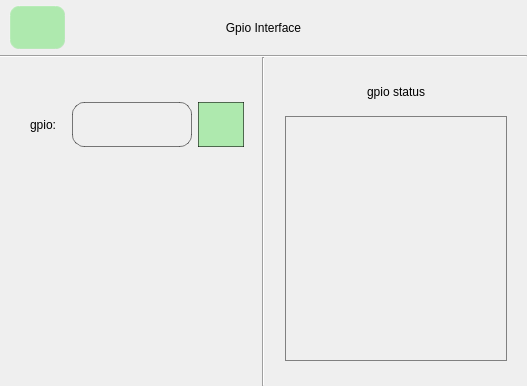
First picture: the form in gpio.ui, repository jizizihe/baijie_demo, before the edit.
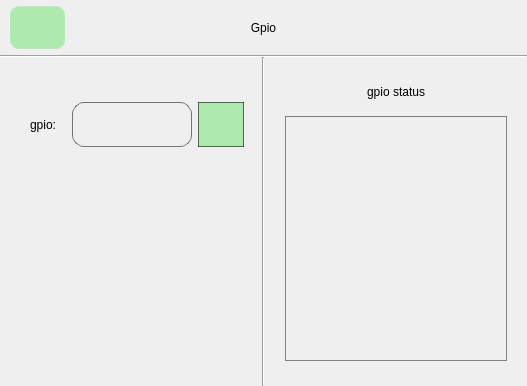
Second picture: the form after the edit. Icons and pictures are not drawn. Custom widgets are drawn as their Qt base class.

Patch:
```diff
--- a/gpio.ui
+++ b/gpio.ui
@@ -205,7 +205,7 @@
      <item>
       <widget class="QLabel" name="label_3">
        <property name="text">
-        <string>Gpio Interface</string>
+        <string>Gpio</string>
        </property>
        <property name="alignment">
         <set>Qt::AlignCenter</set>
```
